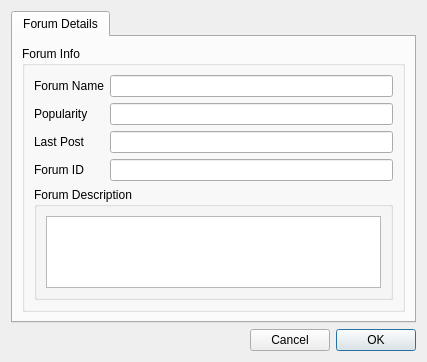
Qt form retroshare-gui/src/gui/forums/ForumDetails.ui (RetroShare/RetroShare) before a commit.
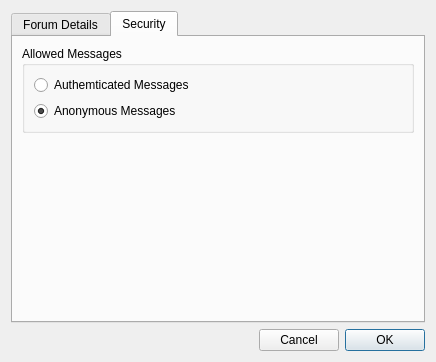
The same form after that commit. The open tabs and pages were chosen to show the change. Icons and pictures are not drawn.

Commit message: Added Allowed Messages Information for each Forum if its a Anonymous or Authenticated Forum

```diff
--- a/retroshare-gui/src/gui/forums/ForumDetails.ui
+++ b/retroshare-gui/src/gui/forums/ForumDetails.ui
@@ -6,8 +6,8 @@
    <rect>
     <x>0</x>
     <y>0</y>
-    <width>427</width>
-    <height>348</height>
+    <width>436</width>
+    <height>355</height>
    </rect>
   </property>
   <property name="windowTitle">
@@ -103,6 +103,56 @@
        </item>
       </layout>
      </widget>
+     <widget class="QWidget" name="Seite">
+      <attribute name="icon">
+       <iconset resource="../images.qrc">
+        <normaloff>:/images/encrypted22.png</normaloff>:/images/encrypted22.png</iconset>
+      </attribute>
+      <attribute name="title">
+       <string>Security</string>
+      </attribute>
+      <layout class="QGridLayout" name="gridLayout_5">
+       <item row="0" column="0">
+        <widget class="QGroupBox" name="groupBox_3">
+         <property name="title">
+          <string>Allowed Messages</string>
+         </property>
+         <layout class="QGridLayout" name="gridLayout_4">
+          <item row="0" column="0">
+           <widget class="QRadioButton" name="radioButton_authd">
+            <property name="text">
+             <string>Authemticated Messages</string>
+            </property>
+           </widget>
+          </item>
+          <item row="1" column="0">
+           <widget class="QRadioButton" name="radioButton_anonymous">
+            <property name="text">
+             <string>Anonymous Messages</string>
+            </property>
+            <property name="checked">
+             <bool>true</bool>
+            </property>
+           </widget>
+          </item>
+         </layout>
+        </widget>
+       </item>
+       <item row="1" column="0">
+        <spacer name="verticalSpacer">
+         <property name="orientation">
+          <enum>Qt::Vertical</enum>
+         </property>
+         <property name="sizeHint" stdset="0">
+          <size>
+           <width>358</width>
+           <height>172</height>
+          </size>
+         </property>
+        </spacer>
+       </item>
+      </layout>
+     </widget>
     </widget>
    </item>
    <item row="1" column="0">
```
Left out of the diff: 2 changed lines with no effect on the pictures. The commit also changes 1 other file.
